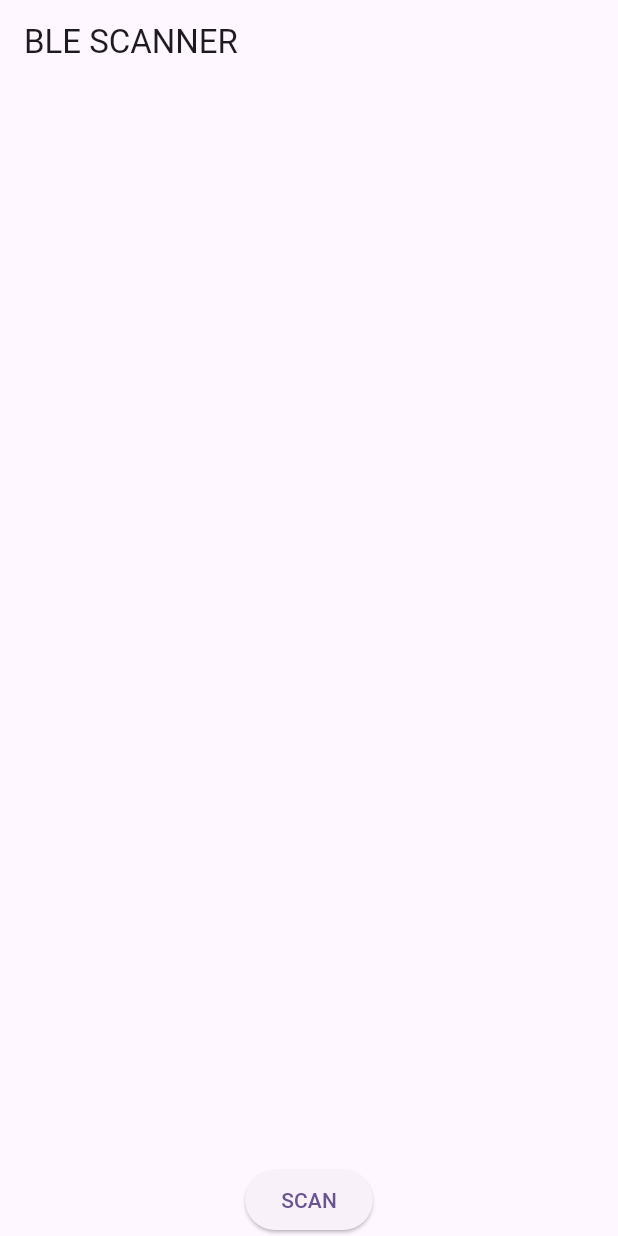
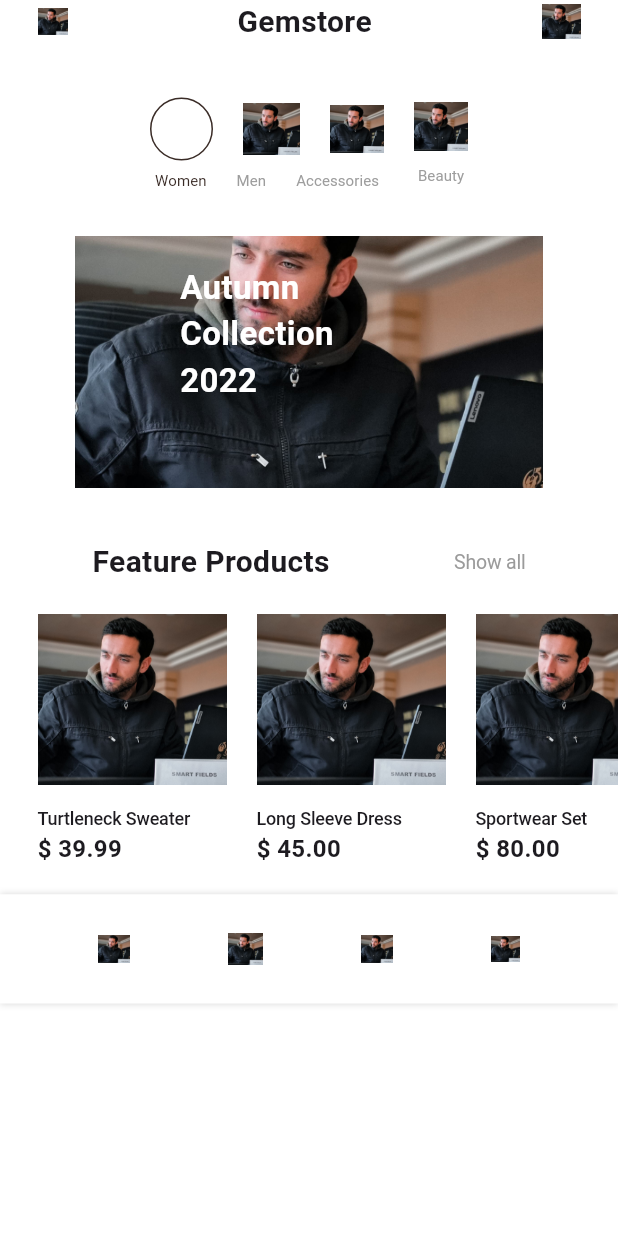
Before and after one commit to musharrafhamraz/Multi-Player-Chess-Game-With-BLE, a Flutter app: the screen it shows after launch, on a phone screen of 412 x 824 dp. Run offline on Flutter 3.47's test engine with Material 3 defaults, Android fonts, the phone set to English and light mode, and no system bars; our stand-ins replace flutter_blue_plus, get, iconsax.

```diff
--- a/lib/main.dart
+++ b/lib/main.dart
@@ -22,6 +22,7 @@
 // }
 
 import 'package:chessgame/get_controllers/ble_controller.dart';
+import 'package:chessgame/screens/home_screen.dart';
 import 'package:flutter/material.dart';
 import 'package:flutter_blue_plus/flutter_blue_plus.dart';
 import 'package:get/get.dart';
@@ -42,7 +43,7 @@ class MyApp extends StatelessWidget {
         colorScheme: ColorScheme.fromSeed(seedColor: Colors.deepPurple),
         useMaterial3: true,
       ),
-      home: const MyHomePage(),
+      home: const HomeScreen(),
     );
   }
 }
--- /dev/null
+++ b/lib/screens/home_screen.dart
@@ -0,0 +1,30 @@
+import 'package:chessgame/widgets/banner.dart';
+import 'package:chessgame/widgets/category.dart';
+import 'package:chessgame/widgets/feature.dart';
+import 'package:chessgame/widgets/header.dart';
+import 'package:chessgame/widgets/navigation.dart';
+import 'package:flutter/material.dart';
+
+class HomeScreen extends StatelessWidget {
+  const HomeScreen({Key? key}) : super(key: key);
+
+  @override
+  Widget build(BuildContext context) {
+    return Scaffold(
+      backgroundColor: Colors.white,
+      body: SafeArea(
+        child: SingleChildScrollView(
+          child: Column(
+            children: const [
+              HeaderSection(),
+              CategorySection(),
+              BannerSection(),
+              FeatureProducts(),
+              CustomNavigationBar(),
+            ],
+          ),
+        ),
+      ),
+    );
+  }
+}
--- /dev/null
+++ b/lib/widgets/banner.dart
@@ -0,0 +1,32 @@
+import 'package:flutter/material.dart';
+
+class BannerSection extends StatelessWidget {
+  const BannerSection({Key? key}) : super(key: key);
+
+  @override
+  Widget build(BuildContext context) {
+    return Container(
+      margin: const EdgeInsets.only(top: 30),
+      width: 312,
+      height: 168,
+      decoration: BoxDecoration(
+        image: DecorationImage(
+          image: AssetImage('assets/pic.jpeg'),
+          fit: BoxFit.cover,
+        ),
+      ),
+      child: Padding(
+        padding: const EdgeInsets.fromLTRB(70, 19, 70, 56),
+        child: Text(
+          'Autumn\nCollection\n2022',
+          style: TextStyle(
+            color: Colors.white,
+            fontSize: 22,
+            fontWeight: FontWeight.w700,
+            height: 1.4,
+          ),
+        ),
+      ),
+    );
+  }
+}
--- /dev/null
+++ b/lib/widgets/category.dart
@@ -0,0 +1,83 @@
+import 'package:flutter/material.dart';
+
+class CategorySection extends StatelessWidget {
+  const CategorySection({Key? key}) : super(key: key);
+
+  @override
+  Widget build(BuildContext context) {
+    return Padding(
+      padding: const EdgeInsets.only(top: 36),
+      child: Row(
+        mainAxisAlignment: MainAxisAlignment.center,
+        children: [
+          Column(
+            children: [
+              Row(
+                children: [
+                  Container(
+                    width: 42,
+                    height: 42,
+                    decoration: BoxDecoration(
+                      shape: BoxShape.circle,
+                      border: Border.all(color: const Color(0xFF3A2C27)),
+                    ),
+                  ),
+                  const SizedBox(width: 20),
+                  Image.asset('assets/pic.jpeg', width: 38),
+                  const SizedBox(width: 20),
+                  Image.asset('assets/pic.jpeg', width: 36),
+                ],
+              ),
+              const SizedBox(height: 6),
+              Row(
+                children: const [
+                  Text(
+                    'Women',
+                    style: TextStyle(
+                      color: Color(0xFF3A2C27),
+                      fontSize: 10,
+                      letterSpacing: 0.06,
+                    ),
+                  ),
+                  SizedBox(width: 20),
+                  Text(
+                    'Men',
+                    style: TextStyle(
+                      color: Color(0xFF9D9D9D),
+                      fontSize: 10,
+                      letterSpacing: 0.06,
+                    ),
+                  ),
+                  SizedBox(width: 20),
+                  Text(
+                    'Accessories',
+                    style: TextStyle(
+                      color: Color(0xFF9D9D9D),
+                      fontSize: 10,
+                      letterSpacing: 0.06,
+                    ),
+                  ),
+                ],
+              ),
+            ],
+          ),
+          const SizedBox(width: 20),
+          Column(
+            children: [
+              Image.asset('assets/pic.jpeg', width: 36),
+              const SizedBox(height: 9),
+              const Text(
+                'Beauty',
+                style: TextStyle(
+                  color: Color(0xFF9D9D9D),
+                  fontSize: 10,
+                  letterSpacing: 0.06,
+                ),
+              ),
+            ],
+          ),
+        ],
+      ),
+    );
+  }
+}
--- /dev/null
+++ b/lib/widgets/feature.dart
@@ -0,0 +1,69 @@
+import 'package:chessgame/widgets/product.dart';
+import 'package:flutter/material.dart';
+
+class FeatureProducts extends StatelessWidget {
+  const FeatureProducts({Key? key}) : super(key: key);
+
+  @override
+  Widget build(BuildContext context) {
+    return Column(
+      children: [
+        Padding(
+          padding: const EdgeInsets.only(top: 35),
+          child: Row(
+            mainAxisAlignment: MainAxisAlignment.center,
+            children: const [
+              Text(
+                'Feature Products',
+                style: TextStyle(
+                  fontSize: 20,
+                  fontWeight: FontWeight.w700,
+                ),
+              ),
+              SizedBox(width: 83),
+              Text(
+                'Show all',
+                style: TextStyle(
+                  color: Color(0xFF9B9B9B),
+                  fontSize: 13,
+                  letterSpacing: -0.13,
+                ),
+              ),
+            ],
+          ),
+        ),
+        SingleChildScrollView(
+          scrollDirection: Axis.horizontal,
+          padding: const EdgeInsets.only(top: 20, left: 25),
+          child: Row(
+            children: const [
+              ProductCard(
+                image: 'assets/pic.jpeg',
+                name: 'Turtleneck Sweater',
+                price: '39.99',
+              ),
+              SizedBox(width: 20),
+              ProductCard(
+                image: 'assets/pic.jpeg',
+                name: 'Long Sleeve Dress',
+                price: '45.00',
+              ),
+              SizedBox(width: 20),
+              ProductCard(
+                image: 'assets/pic.jpeg',
+                name: 'Sportwear Set',
+                price: '80.00',
+              ),
+              SizedBox(width: 20),
+              ProductCard(
+                image: 'assets/pic.jpeg',
+                name: 'Elegant Dress',
+                price: '75.00',
+              ),
+            ],
+          ),
+        ),
+      ],
+    );
+  }
+}
--- /dev/null
+++ b/lib/widgets/header.dart
@@ -0,0 +1,30 @@
+import 'package:flutter/material.dart';
+
+class HeaderSection extends StatelessWidget {
+  const HeaderSection({Key? key}) : super(key: key);
+
+  @override
+  Widget build(BuildContext context) {
+    return Padding(
+      padding: const EdgeInsets.symmetric(horizontal: 25),
+      child: Column(
+        children: [
+          Row(
+            mainAxisAlignment: MainAxisAlignment.spaceBetween,
+            children: [
+              Image.asset('assets/pic.jpeg', width: 20),
+              Text(
+                'Gemstore',
+                style: TextStyle(
+                  fontWeight: FontWeight.w700,
+                  fontSize: 20,
+                ),
+              ),
+              Image.asset('assets/pic.jpeg', width: 26),
+            ],
+          ),
+        ],
+      ),
+    );
+  }
+}
--- /dev/null
+++ b/lib/widgets/navigation.dart
@@ -0,0 +1,31 @@
+import 'package:flutter/material.dart';
+
+class CustomNavigationBar extends StatelessWidget {
+  const CustomNavigationBar({Key? key}) : super(key: key);
+
+  @override
+  Widget build(BuildContext context) {
+    return Container(
+      margin: const EdgeInsets.only(top: 19),
+      padding: const EdgeInsets.symmetric(vertical: 26),
+      decoration: BoxDecoration(
+        color: Colors.white,
+        boxShadow: [
+          BoxShadow(
+            color: Colors.black.withOpacity(0.15),
+            blurRadius: 3,
+          ),
+        ],
+      ),
+      child: Row(
+        mainAxisAlignment: MainAxisAlignment.spaceEvenly,
+        children: [
+          Image.asset('assets/pic.jpeg', width: 21),
+          Image.asset('assets/pic.jpeg', width: 23),
+          Image.asset('assets/pic.jpeg', width: 21),
+          Image.asset('assets/pic.jpeg', width: 19),
+        ],
+      ),
+    );
+  }
+}
--- /dev/null
+++ b/lib/widgets/product.dart
@@ -0,0 +1,43 @@
+import 'package:flutter/material.dart';
+
+class ProductCard extends StatelessWidget {
+  final String image;
+  final String name;
+  final String price;
+
+  const ProductCard({
+    Key? key,
+    required this.image,
+    required this.name,
+    required this.price,
+  }) : super(key: key);
+
+  @override
+  Widget build(BuildContext context) {
+    return SizedBox(
+      width: 126,
+      child: Column(
+        crossAxisAlignment: CrossAxisAlignment.start,
+        children: [
+          Image.asset(image, width: 126),
+          const SizedBox(height: 14),
+          Text(
+            name,
+            style: const TextStyle(
+              fontSize: 12,
+              fontWeight: FontWeight.w500,
+              letterSpacing: -0.12,
+            ),
+          ),
+          Text(
+            '\$ $price',
+            style: const TextStyle(
+              fontSize: 16,
+              fontWeight: FontWeight.w700,
+            ),
+          ),
+        ],
+      ),
+    );
+  }
+}
```
